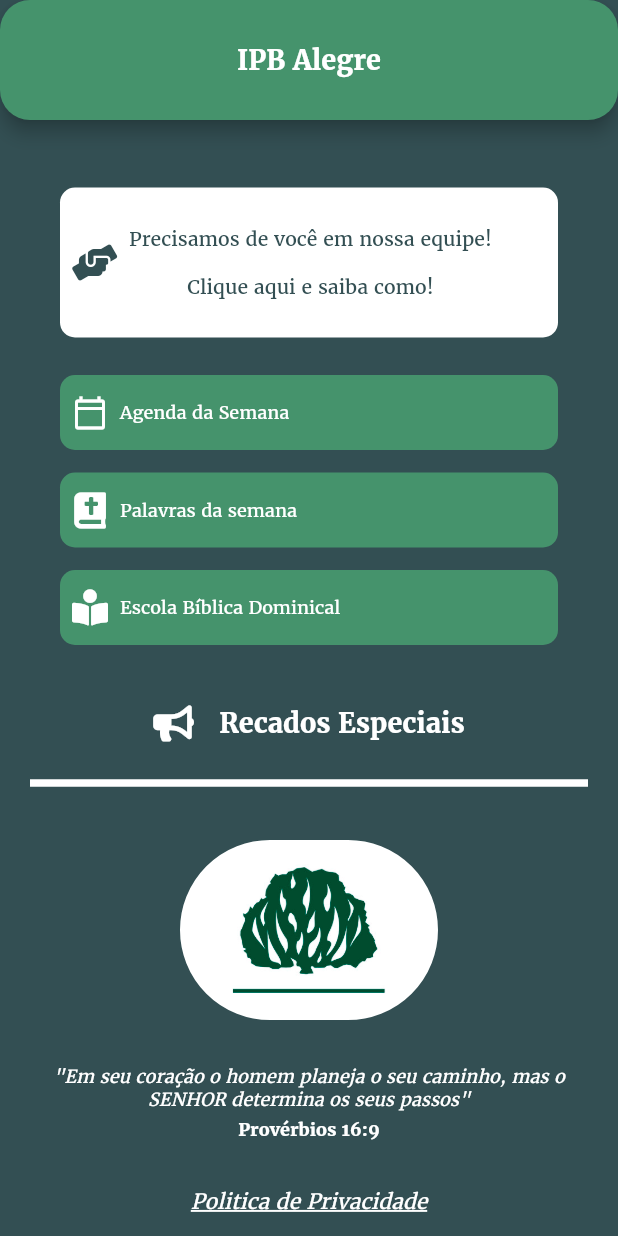
After one commit to daniloasdotcom/IPB-Alegre, a Flutter app: the HomePageAlternative screen opened directly, after a tap on "Politica de Privacidade", on a phone screen of 412 x 824 dp. The commit adds this screen. Run offline on Flutter 3.47's test engine with Material 2 defaults, Android fonts, the phone set to English and light mode, and no system bars; our stand-ins replace easy_rich_text, flutter_local_notifications, flutter_spinkit, font_awesome_flutter; network calls fail.

Commit message:
atualização1611

```diff
--- a/lib/agenda.dart
+++ b/lib/agenda.dart
@@ -5,11 +5,17 @@ import 'package:flutter/material.dart';
 import 'package:http/http.dart' as http;
 import 'dart:convert' as convert;
 
+// Este trecho de código é a declaração da clase 'Home02', que é um StatefulWidget.
+// Isto significa que esta classe pode ter um estado mutável
 class Home02 extends StatefulWidget {
   @override
   _Home02State createState() => _Home02State();
 }
 
+// Aqui, estamos definindo o estado para a classe Home02.
+// Feedbacks é uma lista que conterá objetos do tipo FeedbackModel.
+// isLoading é uma variável que indica se os dados estão sendo carregados.
+// O método initState é chamado quando o estado é inicializado, e nele, estamos definindo isLoading como true
 class _Home02State extends State<Home02> {
   List<FeedbackModel> feedbacks = <FeedbackModel>[];
 
@@ -21,6 +27,7 @@ class _Home02State extends State<Home02> {
     setState(() => isLoading = true);
   }
 
+  // Aqui, temos o método _getFeedbackFromSheet(). Ele faz uma requisição HTTP para obter dados de uma planilha do Google. Os dados são convertidos de JSON e usados para preencher objetos FeedbackModel que são adicionados à lista feedbacks. O await Future.delayed simula um atraso de 2000 milissegundos (2 segundos), e então isLoading é definido como false, indicando que os dados foram carregados.
   _getFeedbackFromSheet() async {
     var raw = await http.get(Uri.parse(
         "https://script.google.com/macros/s/AKfycbx0iN9uGqg3t3C-ht1vh7c8dAe9PXwfSvLBr6uJEuWJs6P24jnJN8_Grc1zLrMtEV-B/exec"));
@@ -72,7 +79,10 @@ class _Home02State extends State<Home02> {
               ),
               body: Container(
                 child: isLoading
-                    ? CenteredCircularProgress(message: 'Carregando Agenda\nCaso demore mais que 5 segundos\nverifique sua conexao de internet',)
+                    ? CenteredCircularProgress(
+                        message:
+                            'Carregando Agenda\nCaso demore mais que 5 segundos\nverifique sua conexão de internet',
+                      )
                     : ListView.builder(
                         itemCount: feedbacks.length,
                         itemBuilder: (context, index) {
--- a/lib/escola.dominical.dart
+++ b/lib/escola.dominical.dart
@@ -86,7 +86,7 @@ class _AgendaEscolaDominicalState extends State<AgendaEscolaDominical> {
               ),
               body: Container(
                 child: isLoading
-                    ? CenteredCircularProgress(message: 'Carregando Agenda\nCaso demore mais que 5 segundos\nverifique sua conexao de internet',)
+                    ? CenteredCircularProgress(message: 'Carregando Agenda\nCaso demore mais que 5 segundos\nverifique sua conexão de internet',)
                     : ListView.builder(
                         itemCount: feedbacks.length,
                         itemBuilder: (context, index) {
--- /dev/null
+++ b/lib/home.alternativa.dart
@@ -0,0 +1,406 @@
+import 'package:app_igreja/agenda.dart';
+import 'package:app_igreja/escola.dominical.dart';
+import 'package:app_igreja/itens.especiais.alternativa.dart';
+import 'package:app_igreja/main.dart';
+import 'package:app_igreja/precisase.dart';
+import 'package:app_igreja/texto.semanal.dart';
+import 'package:flutter/material.dart';
+import 'package:flutter_local_notifications/flutter_local_notifications.dart';
+import 'package:font_awesome_flutter/font_awesome_flutter.dart';
+import 'package:url_launcher/url_launcher.dart';
+import 'package:http/http.dart' as http;
+import 'dart:convert' as convert;
+
+class HomePageAlternative extends StatefulWidget {
+  @override
+  State<HomePageAlternative> createState() => _HomePageAlternativeState();
+}
+
+class _HomePageAlternativeState extends State<HomePageAlternative> {
+  List<NotificacaoModel> recado = <NotificacaoModel>[];
+  final Uri _url =
+      Uri.parse('https://bioquimicacomdanilo.com.br/politicaipbalegre');
+
+  var isLoading = false;
+
+  @override
+  void initState() {
+    super.initState();
+    _getFeedbackFromSheet();
+    _checkAndRequestNotificationPermission();
+    setState(() => isLoading = true);
+  }
+
+  Future<void> _checkAndRequestNotificationPermission() async {
+    var androidSettings = await flutterLocalNotificationsPlugin
+        .resolvePlatformSpecificImplementation<
+            AndroidFlutterLocalNotificationsPlugin>()
+        ?.getNotificationAppLaunchDetails();
+
+    if (androidSettings == null || !androidSettings.didNotificationLaunchApp) {
+      var areNotificationsEnabled =
+          await flutterLocalNotificationsPlugin
+              .resolvePlatformSpecificImplementation<
+                  AndroidFlutterLocalNotificationsPlugin>()
+              ?.areNotificationsEnabled();
+
+      if (areNotificationsEnabled == false) {
+        // Notificações desativadas, solicite ao usuário para ativá-las
+        print("Notificações desativadas. O aplicativo pode não funcionar corretamente.");
+      }
+    }
+  }
+
+  _getFeedbackFromSheet() async {
+    var raw = await http.get(Uri.parse(
+        "https://script.google.com/macros/s/AKfycbwM_3-k8RHa5SIegByCBZ_XaIBbrdmzH6Ze0D71JGhq2Kjm_U3jh0hhnesPO0JjUQrldg/exec"));
+
+    var jsonRecado = convert.jsonDecode(raw.body);
+
+    //print('this is json Feedback $jsonFeedback');
+
+    //feedbacks = jsonFeedback.map((json) => FeedbackModel.fromJson(json));
+
+    jsonRecado.forEach((element) {
+      //print('$element THIS IS NEXT>>>>>>>\n');
+
+      NotificacaoModel notificacaoModel = NotificacaoModel(
+           recado: '', hora: '' as int, notificacao: '');
+      notificacaoModel.hora = element['hora'];
+      notificacaoModel.notificacao = element['notificacao'];
+      recado.add(notificacaoModel);
+    });
+
+    await Future.delayed(const Duration(milliseconds: 1000));
+    isLoading = false;
+
+    Future<void> _scheduleDailyNotification() async {
+    var time = Time(recado[0].hora, 0, 0); // Defina o horário desejado para a notificação diária
+    var androidPlatformChannelSpecifics = AndroidNotificationDetails(
+      'daily_notification',
+      'Daily Notification',
+      importance: Importance.high,
+      priority: Priority.high,
+    );
+    var iOSPlatformChannelSpecifics = IOSNotificationDetails();
+    var platformChannelSpecifics = NotificationDetails(
+        android: androidPlatformChannelSpecifics,
+        iOS: iOSPlatformChannelSpecifics);
+
+    // ignore: deprecated_member_use
+    await flutterLocalNotificationsPlugin.showDailyAtTime(
+      0,
+      'Bom dia! Já verificou a agenda da igreja hoje?',
+      'Clique aqui para conferir no App',
+      time,
+      platformChannelSpecifics,
+      payload: 'Dados adicionais da notificação',
+    );
+  }
+
+  }
+
+
+
+  @override
+  Widget build(BuildContext context) {
+    return FutureBuilder(
+        future: _getFeedbackFromSheet(),
+        builder: (context, snapshot) {
+          return DefaultTabController(
+            length: 2,
+            child: Scaffold(
+              backgroundColor: const Color(0xFF334F53),
+              appBar: AppBar(
+                  iconTheme: const IconThemeData(
+                    color: Colors.black,
+                  ),
+                  automaticallyImplyLeading: false,
+                  centerTitle: true,
+                  title: const Text("IPB Alegre",
+                      style: TextStyle(
+                          fontFamily: 'Merriweather',
+                          fontSize: 18,
+                          fontWeight: FontWeight.bold,
+                          color: Colors.white)),
+                  backgroundColor: const Color(0xFF45936C),
+                  toolbarHeight: 80,
+                  elevation: 5,
+                  shape: RoundedRectangleBorder(
+                      borderRadius: BorderRadius.circular(20))),
+              body: Center(
+                child: ListView(
+                  children: [
+                    const SizedBox(height: 40),
+                    Container(
+                      height: 100,
+                      margin:
+                          const EdgeInsets.only(left: 40, right: 40, top: 5),
+                      decoration: BoxDecoration(
+                        color: Colors.white,
+                        borderRadius: BorderRadius.circular(10),
+                      ),
+                      child: TextButton.icon(
+                        onPressed: () {
+                          Navigator.push(context,
+                              MaterialPageRoute(builder: (context) {
+                            return Precisase();
+                          }));
+                        },
+                        icon: const FaIcon(
+                          FontAwesomeIcons.handsHelping,
+                          color: const Color(0xFF334F53),
+                        ),
+                        style: TextButton.styleFrom(
+                          alignment: Alignment.centerLeft,
+                          minimumSize: const Size(100, 50),
+                        ),
+                        label: const Text(
+                          "Precisamos de você em nossa equipe!\n\n"
+                          "Clique aqui e saiba como!",
+                          style: TextStyle(
+                              fontFamily: 'Merriweather',
+                              fontSize: 13,
+                              color: const Color(0xFF334F53)),
+                          textAlign: TextAlign.center,
+                        ),
+                      ),
+                    ),
+                    const SizedBox(height: 20),
+                    Container(
+                      margin:
+                          const EdgeInsets.only(left: 40, right: 40, top: 5),
+                      decoration: BoxDecoration(
+                        color: const Color(0xFF45936C),
+                        borderRadius: BorderRadius.circular(10),
+                      ),
+                      child: TextButton.icon(
+                        onPressed: () {
+                          Navigator.push(context,
+                              MaterialPageRoute(builder: (context) {
+                            return Home02();
+                          }));
+                        },
+                        icon: const Icon(Icons.calendar_today_outlined,
+                            color: Colors.white),
+                        style: TextButton.styleFrom(
+                          alignment: Alignment.centerLeft,
+                          minimumSize: const Size(100, 50),
+                        ),
+                        label: const Text(
+                          "Agenda da Semana",
+                          style: TextStyle(
+                              fontFamily: 'Merriweather',
+                              fontSize: 12,
+                              color: Colors.white),
+                          textAlign: TextAlign.left,
+                        ),
+                      ),
+                    ),
+                    const SizedBox(height: 10),
+                    Container(
+                      margin:
+                          const EdgeInsets.only(left: 40, right: 40, top: 5),
+                      decoration: BoxDecoration(
+                        color: const Color(0xFF45936C),
+                        borderRadius: BorderRadius.circular(10),
+                      ),
+                      child: TextButton.icon(
+                        onPressed: () {
+                          Navigator.push(context,
+                              MaterialPageRoute(builder: (context) {
+                            return TextoSemanalPage();
+                          }));
+                        },
+                        icon: const Icon(FontAwesomeIcons.bible,
+                            color: Colors.white),
+                        style: TextButton.styleFrom(
+                          alignment: Alignment.centerLeft,
+                          minimumSize: const Size(100, 50),
+                        ),
+                        label: const Text(
+                          "Palavras da semana",
+                          style: TextStyle(
+                              fontFamily: 'Merriweather',
+                              fontSize: 12,
+                              color: Colors.white),
+                          textAlign: TextAlign.left,
+                        ),
+                      ),
+                    ),
+                    const SizedBox(height: 10),
+                    Container(
+                      margin:
+                          const EdgeInsets.only(left: 40, right: 40, top: 5),
+                      decoration: BoxDecoration(
+                        color: const Color(0xFF45936C),
+                        borderRadius: BorderRadius.circular(10),
+                      ),
+                      child: TextButton.icon(
+                        onPressed: () {
+                          Navigator.push(context,
+                              MaterialPageRoute(builder: (context) {
+                            return AgendaEscolaDominical();
+                          }));
+                        },
+                        icon: const Icon(FontAwesomeIcons.bookReader, color: Colors.white),
+                        style: TextButton.styleFrom(
+                          alignment: Alignment.centerLeft,
+                          minimumSize: const Size(100, 50),
+                        ),
+                        label: const Text(
+                          "Escola Bíblica Dominical",
+                          style: TextStyle(
+                              fontFamily: 'Merriweather',
+                              fontSize: 12,
+                              color: Colors.white),
+                          textAlign: TextAlign.left,
+                        ),
+                      ),
+                    ),
+                    const SizedBox(height: 20),
+                    const SizedBox(height: 20),
+                    Container(
+                      alignment: Alignment.center,
+                      padding: EdgeInsets.only(left: 20, right: 20),
+                      child: Row(
+                        mainAxisAlignment: MainAxisAlignment.center,
+                        children: [
+                          Icon(
+                            FontAwesomeIcons.bullhorn,
+                            color: Colors.white,
+                          ),
+                          SizedBox(
+                            width: 20,
+                          ),
+                          Text(
+                            'Recados Especiais',
+                            style: TextStyle(
+                                fontFamily: 'Merriweather',
+                                fontSize: 18,
+                                fontWeight: FontWeight.bold,
+                                color: Colors.white),
+                          ),
+
+                        ],
+                      ),
+
+                    ),
+                     SizedBox(
+                            height: 20,
+                          ),
+                    Container(
+                      padding: EdgeInsets.only(left: 20, right: 20),
+                      child: Divider(
+                        thickness: 5,
+                        color: Colors.white,
+                      ),
+                    ),
+                    const SizedBox(height: 10),
+                    /*
+                    Container(
+                        padding: EdgeInsets.only(left: 20, right: 20),
+                        alignment: Alignment.center,
+                        child: isLoading
+                            ? CenteredCircularProgress(message: 'Carregando Recados\nCaso demore mais que 5 segundos\nverifique sua conexão de internet',)
+                            : Column(
+                                children: [
+                                  RecadosEspeciaisLista(
+                                    titulo: recado[0].titulo,
+                                    subtitulo: recado[0].subtitulo,
+                                    descricao: recado[0].descricao,
+                                    recado: recado[0].recado,
+                                  ),
+                                  RecadosEspeciaisLista(
+                                    titulo: recado[1].titulo,
+                                    subtitulo: recado[1].subtitulo,
+                                    descricao: recado[1].descricao,
+                                    recado: recado[1].recado,
+                                  ),
+                                  RecadosEspeciaisLista(
+                                    titulo: recado[2].titulo,
+                                    subtitulo: recado[2].subtitulo,
+                                    descricao: recado[2].descricao,
+                                    recado: recado[2].recado,
+                                  ),
+                                ],
+                              )),
+                              */
+                    Container(
+                      margin: const EdgeInsets.fromLTRB(120, 20, 120, 20),
+                      width: 120,
+                      height: 120,
+                      alignment: Alignment.center,
+                      child: ClipRRect(
+                          borderRadius:
+                              const BorderRadius.all(Radius.circular(40)),
+                          child: Image.asset('assets/images/logoIgreja.jpg')),
+                      decoration: BoxDecoration(
+                        color: Colors.white,
+                        borderRadius:
+                            const BorderRadius.all(Radius.circular(90)),
+                        border: Border.all(
+                          color: Colors.white,
+                          width: 4.0,
+                        ),
+                      ),
+                    ),
+                    const SizedBox(height: 10),
+                    Container(
+                      margin: const EdgeInsets.only(left: 20, right: 20),
+                      child: const Text(
+                        '"Em seu coração o homem planeja o seu caminho, mas o SENHOR determina os seus passos"',
+                        style: TextStyle(
+                            fontFamily: 'Merriweather',
+                            fontSize: 12,
+                            fontStyle: FontStyle.italic,
+                            color: Colors.white),
+                        textAlign: TextAlign.center,
+                      ),
+                    ),
+                    const SizedBox(height: 5),
+                    const Text(
+                      "Provérbios 16:9",
+                      style: TextStyle(
+                          fontFamily: 'Merriweather',
+                          fontSize: 12,
+                          fontWeight: FontWeight.bold,
+                          color: Colors.white),
+                      textAlign: TextAlign.center,
+                    ),
+                    const SizedBox(height: 10),
+                    SizedBox(
+                      height: 20,
+                    ),
+                    InkWell(
+                      onTap: () {
+                        _launchUrl();
+                      },
+                      child: Text(
+                        "Politica de Privacidade",
+                        style: TextStyle(
+                            fontFamily: 'Merriweather',
+                            fontSize: 14,
+                            fontStyle: FontStyle.italic,
+                            height: 1.5,
+                            decoration: TextDecoration.underline,
+                            decorationThickness: 2.0,
+                            color: Colors.white),
+                        textAlign: TextAlign.center,
+                      ),
+                    ),
+                    const SizedBox(height: 60),
+                  ],
+                ),
+              ),
+            ),
+          );
+        });
+  }
+
+  Future<void> _launchUrl() async {
+    if (!await launchUrl(_url)) {
+      throw Exception('Could not launch $_url');
+    }
+  }
+}
--- /dev/null
+++ b/lib/itens.especiais.alternativa.dart
@@ -0,0 +1,22 @@
+class NotificacaoModel {
+  String notificacao;
+  int hora;
+  String recado;
+
+  NotificacaoModel(
+      {required this.recado, required this.hora, required this.notificacao});
+
+  factory NotificacaoModel.fromJson(dynamic json) {
+    return NotificacaoModel(
+      recado: "${json['recado']}",
+      hora: json['hora'] as int,
+      notificacao: "${json['notificacao']}",
+    );
+  }
+
+  Map toJson() => {
+        "notificacao": notificacao,
+        "hora": hora,
+        "recado": recado
+      };
+}
--- a/lib/main.dart
+++ b/lib/main.dart
@@ -1,3 +1,4 @@
+
 import 'package:app_igreja/home.dart';
 import 'package:flutter/material.dart';
 import 'package:flutter_local_notifications/flutter_local_notifications.dart';
--- a/lib/texto.semanal.dart
+++ b/lib/texto.semanal.dart
@@ -104,7 +104,7 @@ class _TextoSemanalPageState extends State<TextoSemanalPage> {
               ),
               body: Container(
                 child: isLoading
-                    ? CenteredCircularProgress(message: 'Carregando Texto\nCaso demore mais que 5 segundos\nverifique sua conexao de internet',)
+                    ? CenteredCircularProgress(message: 'Carregando Texto\nCaso demore mais que 5 segundos\nverifique sua conexão de internet',)
                     : TextoSemanalFormato(
                         textosemanal: textosemanal[0].textosemanal,
                         titulo: textosemanal[0].titulo,
--- a/pubspec.yaml
+++ b/pubspec.yaml
@@ -15,7 +15,7 @@ publish_to: 'none' # Remove this line if you wish to publish to pub.dev
 # In iOS, build-name is used as CFBundleShortVersionString while build-number used as CFBundleVersion.
 # Read more about iOS versioning at
 # https://developer.apple.com/library/archive/documentation/General/Reference/InfoPlistKeyReference/Articles/CoreFoundationKeys.html
-version: 2.4.3+33
+version: 2.4.4+34
 
 environment:
   sdk: ">=2.15.0-154.0.dev <3.0.0"
```
Also changed, not shown: 1 other file.
